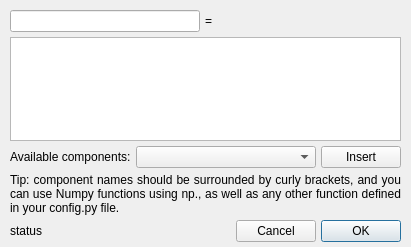
Before: the Qt Designer form glue/dialogs/component_arithmetic/qt/equation_editor.ui in glue-viz/glue, drawn with Qt 5.
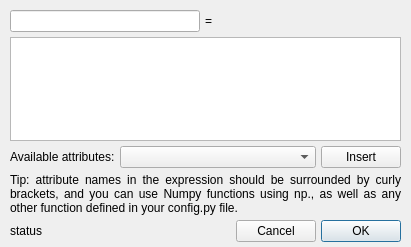
After: the same form once the commit is applied. Custom widgets are drawn as their Qt base class.

Commit message: Refactored component_arithmetic dialog to only deal with derived components

What changed in the file:
```diff
--- a/glue/dialogs/component_arithmetic/qt/equation_editor.ui
+++ b/glue/dialogs/component_arithmetic/qt/equation_editor.ui
@@ -87,7 +87,7 @@
         </sizepolicy>
        </property>
        <property name="text">
-        <string>Available components:</string>
+        <string>Available attributes:</string>
        </property>
       </widget>
      </item>
@@ -127,7 +127,7 @@
       </font>
      </property>
      <property name="text">
-      <string>Tip: component names should be surrounded by curly brackets, and you can use Numpy functions using np.&lt;function&gt;, as well as any other function defined in your config.py file.</string>
+      <string>Tip: attribute names in the expression should be surrounded by curly brackets, and you can use Numpy functions using np.&lt;function&gt;, as well as any other function defined in your config.py file.</string>
      </property>
      <property name="alignment">
       <set>Qt::AlignJustify|Qt::AlignVCenter</set>
```
Left out of the diff: 7 changed lines with no effect on the pictures. The commit also changes 3 other files.
